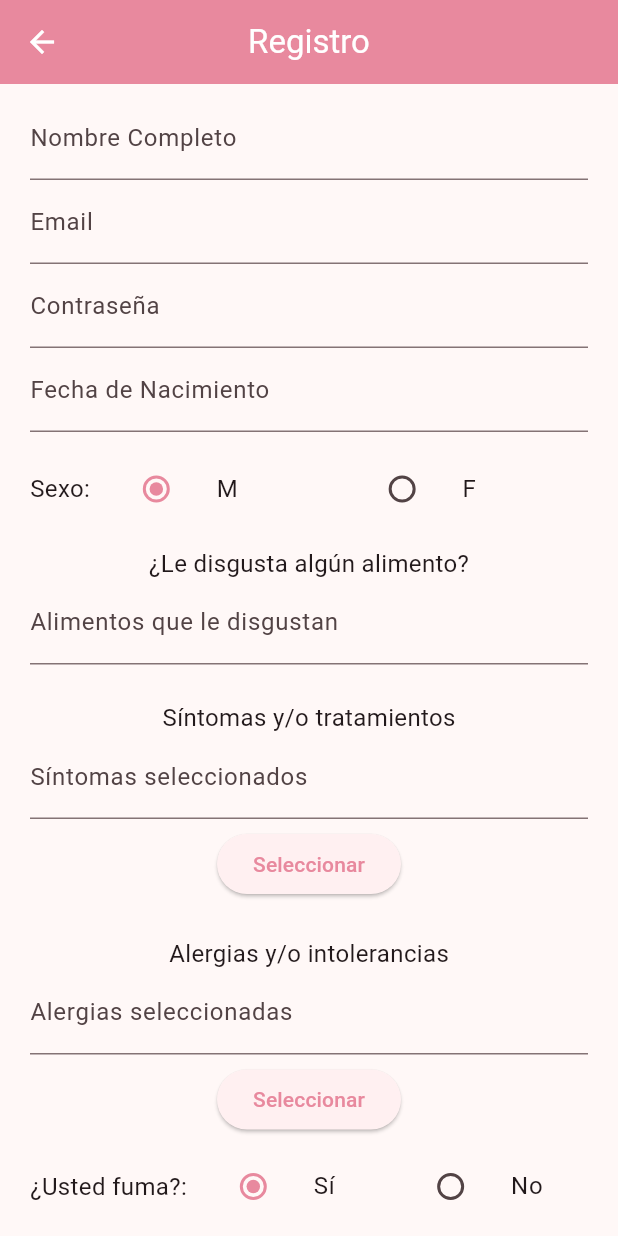
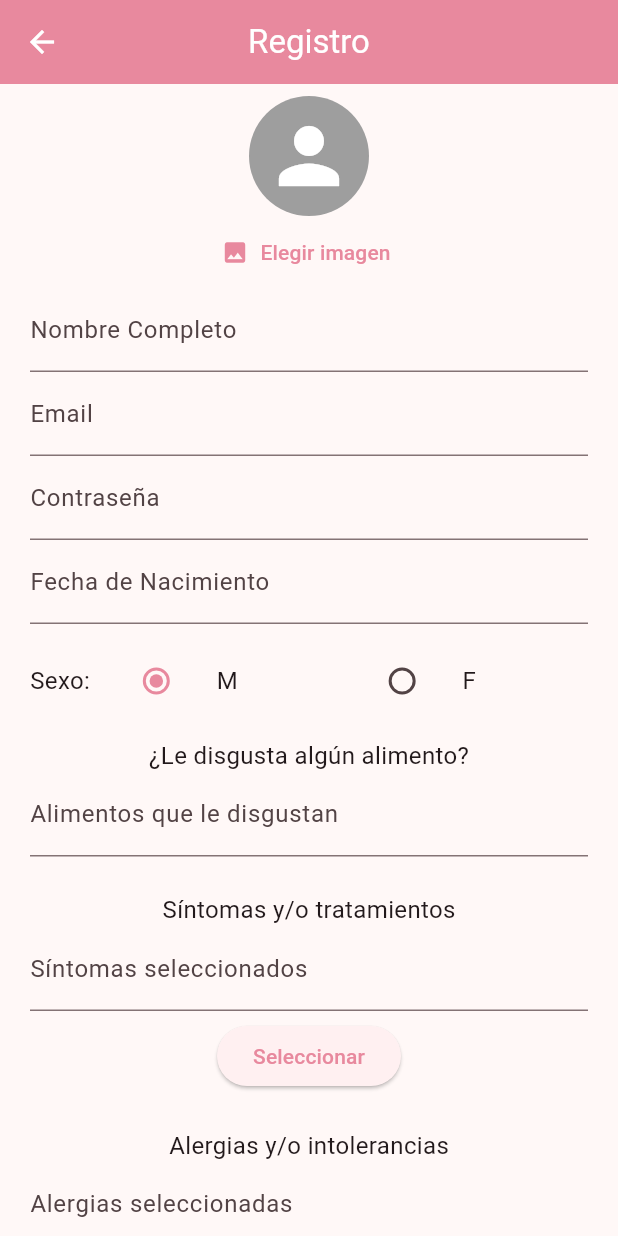
Before and after one commit to sabinelohnerv/proyecto-catas, a Flutter app: the screen it shows after launch, after a tap on an icon or button, on a phone screen of 412 x 824 dp. Run offline on Flutter 3.47's test engine with Material 3 defaults, Android fonts, the light colour scheme and no system bars; our stand-ins replace cloud_firestore, firebase_auth, firebase_core, firebase_storage, image_picker; accounts and stored records are empty; network calls fail.

Commit message:
Profile Image

```diff
--- a/lib/models/judge.dart
+++ b/lib/models/judge.dart
@@ -16,9 +16,10 @@ class Judge {
   List<String> allergies;
   String comment;
   String applicationState;
+  String profileImgUrl;
 
-  Judge(
-      {required this.id,
+  Judge({
+    required this.id,
     required this.fullName,
     required this.email,
     required this.gender,
@@ -34,5 +35,7 @@ class Judge {
     required this.sugarInDrinks,
     required this.allergies,
     required this.comment,
-      required this.applicationState});
+    required this.applicationState,
+    required this.profileImgUrl,
+  });
 }
--- a/lib/services/judge_service.dart
+++ b/lib/services/judge_service.dart
@@ -32,6 +32,7 @@ class JudgeService {
           allergies: List<String>.from(data['allergies']),
           comment: data['comment'],
           applicationState: data['applicationState'],
+          profileImgUrl: data['profileImgUrl']
         );
         filteredJudges.add(judge);
       }
--- a/lib/view_models/JudgeListViewModel.dart
+++ b/lib/view_models/judge_list_viewmodel.dart
@@ -39,6 +39,7 @@ class JudgeService {
           allergies: List<String>.from(data['allergies']),
           comment: data['comment'],
           applicationState: data['applicationState'],
+          profileImgUrl: data['profileImgUrl']
         ));
       }
     }
--- a/lib/view_models/judge_viewmodel.dart
+++ b/lib/view_models/judge_viewmodel.dart
@@ -1,4 +1,4 @@
-import 'package:catas_univalle/view_models/JudgeListViewModel.dart';
+import 'package:catas_univalle/view_models/judge_list_viewmodel.dart';
 import 'package:flutter/foundation.dart';
 import 'package:cloud_firestore/cloud_firestore.dart';
 import '../models/judge.dart';
--- a/lib/view_models/profile_viewmodel.dart
+++ b/lib/view_models/profile_viewmodel.dart
@@ -1,4 +1,4 @@
-import 'package:catas_univalle/views/JudgeListScreen.dart';
+import 'package:catas_univalle/views/judge_list_view.dart';
 import 'package:flutter/material.dart';
 
 import '../services/auth_service.dart';
@@ -19,7 +19,7 @@ class ProfileViewModel {
   void navigateToJudgeList(BuildContext context) {
     Navigator.push(
       context,
-      MaterialPageRoute(builder: (context) => const JudgeListScreen()),
+      MaterialPageRoute(builder: (context) => const JudgeListView()),
     );
   }
 }
--- a/lib/view_models/register_viewmodel.dart
+++ b/lib/view_models/register_viewmodel.dart
@@ -1,3 +1,5 @@
+import 'dart:io';
+
 import 'package:catas_univalle/services/auth_service.dart';
 import 'package:flutter/material.dart';
 import 'package:intl/intl.dart';
@@ -292,10 +294,10 @@ class RegisterViewModel with ChangeNotifier {
     return false;
   }
 
-  Future<bool> register(Judge judge) async {
+  Future<bool> register(Judge judge, File selectedImage) async {
     try {
       bool registrationSuccess =
-          await _authService.judgeRegister(judge, password);
+          await _authService.judgeRegister(judge, password, selectedImage);
       return registrationSuccess;
     } catch (e) {
       print(e);
--- a/lib/views/user_home_view.dart
+++ b/lib/views/user_home_view.dart
@@ -15,17 +15,12 @@ class UserHomeView extends StatelessWidget {
 
   @override
   Widget build(BuildContext context) {
-    final viewModel = ProfileViewModel();
     return Scaffold(
       body: Center(
         child: Column(
           mainAxisAlignment: MainAxisAlignment.center,
           children: [
             const Text('User Home'),
-            ElevatedButton(
-              onPressed: () => viewModel.navigateToJudgeList(context),
-              child: const Text('Lista de Jueces'),
-            ),
             ElevatedButton(
               onPressed: () => _handleSignOut(context),
               child: const Text('Cerrar Sesión'),
--- a/lib/widgets/Judge/judge_card.dart
+++ b/lib/widgets/Judge/judge_card.dart
@@ -27,7 +27,7 @@ class JudgeCard extends StatelessWidget {
         child: Column(
           mainAxisAlignment: MainAxisAlignment.center,
           children: [
-            CircleAvatar(
+            const CircleAvatar(
               backgroundColor: Colors.white,
               radius: 30.0,
               child: Icon(Icons.person, size: 50, color: Colors.black),
@@ -36,7 +36,7 @@ class JudgeCard extends StatelessWidget {
             Text(
               judge.fullName,
               textAlign: TextAlign.center,
-              style: TextStyle(
+              style: const TextStyle(
                 fontSize: 16.0,
                 fontWeight: FontWeight.bold,
                 color: Colors.black,
@@ -48,7 +48,7 @@ class JudgeCard extends StatelessWidget {
               style: TextStyle(
                 fontSize: 14.0,
                 fontWeight: FontWeight.bold,
-                color: judge.applicationState == "approved" ? Color.fromARGB(255, 0, 0, 0) : Color.fromARGB(255, 0, 0, 0),
+                color: judge.applicationState == "approved" ? const Color.fromARGB(255, 0, 0, 0) : const Color.fromARGB(255, 0, 0, 0),
               ),
             ),
           ],
--- a/lib/widgets/login/decorative_shape_widget.dart
+++ b/lib/widgets/login/decorative_shape_widget.dart
@@ -5,7 +5,7 @@ class DecorativeShapeWidget extends StatelessWidget {
   final double size;
   final Color color;
   final Color shadowColor;
-  DecorativeShapeWidget({
+  const DecorativeShapeWidget({
     Key? key,
     this.size = 200,
     required this.color,
@@ -29,7 +29,7 @@ class DecorativeShapeWidget extends StatelessWidget {
           irregularity: 0.35,
           complexity: 3,
         ),
-        child: Container(
+        child: SizedBox(
           width: size,
           height: size,
         ),
--- /dev/null
+++ b/lib/widgets/register/user_image_picker.dart
@@ -0,0 +1,72 @@
+import 'dart:io';
+
+import 'package:flutter/material.dart';
+import 'package:image_picker/image_picker.dart';
+
+class UserImagePicker extends StatefulWidget {
+  final void Function(File pickedImage) onPickImage;
+  final String? initialImage;
+
+  const UserImagePicker({
+    required this.onPickImage,
+    this.initialImage,
+    super.key,
+  });
+
+  @override
+  State<StatefulWidget> createState() => _UserImagePickerState();
+}
+
+class _UserImagePickerState extends State<UserImagePicker> {
+  File? _pickedImageFile;
+
+  void _pickImage() async {
+    final pickedImage = await ImagePicker()
+        .pickImage(source: ImageSource.gallery);
+
+    if (pickedImage == null) {
+      debugPrint("No image selected.");
+      return;
+    }
+
+    setState(() {
+      _pickedImageFile = File(pickedImage.path);
+    });
+
+    widget.onPickImage(_pickedImageFile!);
+  }
+
+  @override
+  Widget build(BuildContext context) {
+    ImageProvider? getImageProvider() {
+      if (_pickedImageFile != null) {
+        return FileImage(_pickedImageFile!);
+      }
+      if (widget.initialImage != null) {
+        return NetworkImage(widget.initialImage!);
+      }
+      return null;
+    }
+
+    return Column(
+      children: [
+        CircleAvatar(
+          radius: 40,
+          backgroundColor: Colors.grey,
+          backgroundImage: getImageProvider(),
+          child: _pickedImageFile == null && widget.initialImage == null
+              ? const Icon(Icons.person, size: 60, color: Colors.white)
+              : null,
+        ),
+        TextButton.icon(
+          onPressed: _pickImage,
+          icon: const Icon(Icons.image),
+          label: Text(
+            'Elegir imagen',
+            style: TextStyle(color: Theme.of(context).colorScheme.primary),
+          ),
+        ),
+      ],
+    );
+  }
+}
--- a/pubspec.yaml
+++ b/pubspec.yaml
@@ -41,6 +41,8 @@ dependencies:
   firebase_core: ^2.27.0
   provider: ^6.1.2
   intl: ^0.19.0
+  image_picker: ^1.0.7
+  firebase_storage: ^11.6.9
 
 dev_dependencies:
   flutter_test:
```
Also changed, not shown: lib/services/auth_service.dart (+29 -8 lines), lib/view_models/home_viewmodel.dart (deleted, +0 -11 lines), lib/views/home_view.dart (deleted, +0 -29 lines), lib/views/judge_detail_screen.dart (+8 -8 lines), lib/views/judge_list_view.dart (renamed from lib/views/JudgeListScreen.dart, +5 -5 lines), lib/views/register_view.dart (+15 -1 lines), pubspec.lock, 6 other files. Lines whose indentation alone changed are shown as unchanged.
